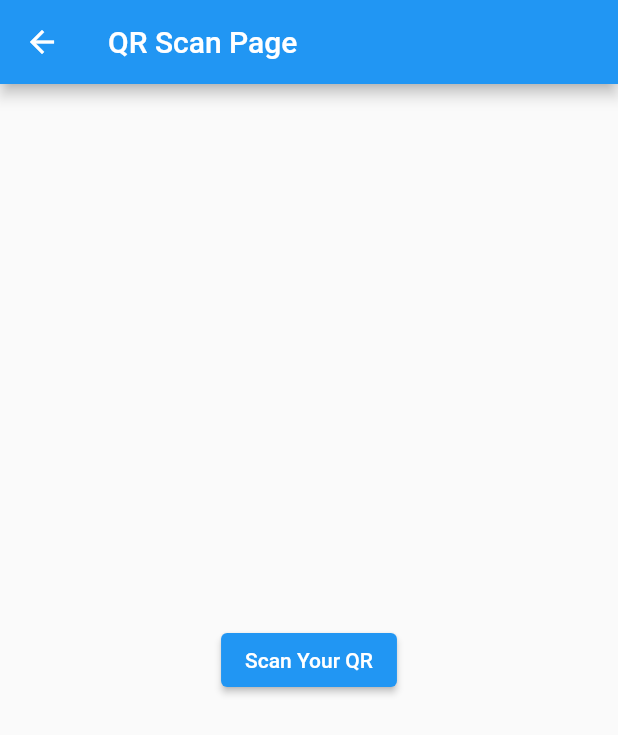
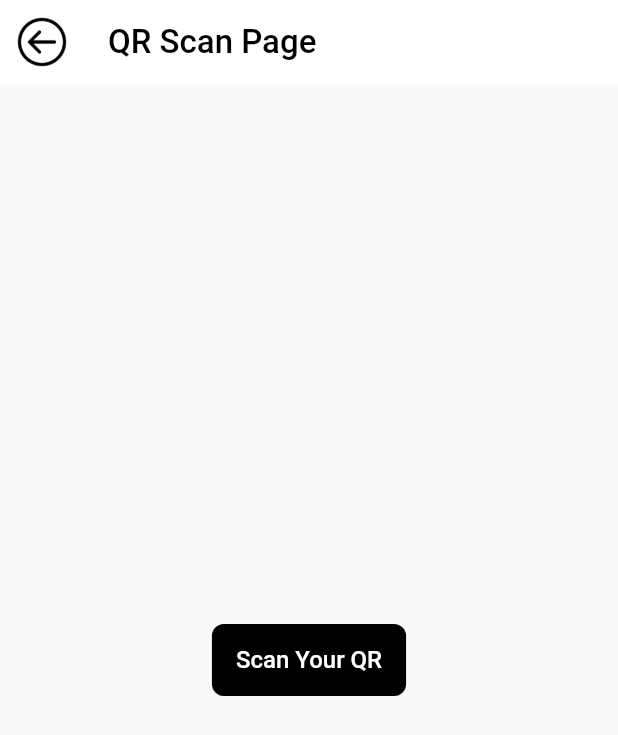
Before and after one commit to funky-dev99/Attendance-System, a Flutter app: the QrPage screen opened directly, on a phone screen of 412 x 824 dp. Shown: the top 735 px of the screen. Run offline on Flutter 3.47's test engine with Material 2 defaults, Android fonts, the phone set to English and light mode, and no system bars; our stand-ins replace shared_preferences; missing offline and left inert: qr_code_scanner; accounts and stored records are empty.

Commit message:
Update qr_code.dart

```diff
--- a/attendance_system/lib/pages/qr_code.dart
+++ b/attendance_system/lib/pages/qr_code.dart
@@ -16,15 +16,45 @@ class QrPage extends StatelessWidget {
   @override
   Widget build(BuildContext context) {
     return Scaffold(
-      appBar: AppBar(title: const Text('QR Scan Page')),
+      appBar: AppBar(
+        backgroundColor: Colors.white,
+        title: const Text(
+          "QR Scan Page",
+          style: TextStyle(color: Colors.black, fontSize: 22),
+        ),
+        leading: IconButton(
+          icon: Image.asset("images/back.png"),
+          onPressed: () {
+            Navigator.push(
+                context, MaterialPageRoute(builder: (context) =>  HomePage()));
+          },
+        ),
+        elevation: 0.0,
+      ),
       body: Center(
+        child: Container(
+          decoration: BoxDecoration(
+            color: Colors.black, // Replace with your desired color
+            borderRadius: BorderRadius.circular(8),
+          ),
           child: ElevatedButton(
             onPressed: () {
               Navigator.of(context).push(MaterialPageRoute(
                 builder: (context) => QRViewExample(),
               ));
             },
-          child: const Text('Scan Your QR'),
+            child: const Text(
+              'Scan Your QR',
+              style: TextStyle(
+                color: Colors.white,
+                fontSize: 16,
+              ),
+            ),
+            style: ElevatedButton.styleFrom(
+              backgroundColor: Colors.transparent,
+              elevation: 0,
+            ),
+          ),
         ),
       ),
     );
@@ -60,11 +90,8 @@ class _QRViewExampleState extends State<QRViewExample> {
       appBar: AppBar(
         backgroundColor: Colors.white,
         title: const Text(
-          'Scan Code',
-          style: TextStyle(
-            color: Colors.black,
-            fontWeight: FontWeight.bold
-          ),
+          "QR Scan Page",
+          style: TextStyle(color: Colors.black, fontSize: 22),
         ),
         leading: IconButton(
           icon: Image.asset("images/back.png"),
@@ -73,6 +100,7 @@ class _QRViewExampleState extends State<QRViewExample> {
                 context, MaterialPageRoute(builder: (context) =>  HomePage()));
           },
         ),
+        elevation: 0.0,
       ),
       body: Column(
         children: <Widget>[
@@ -100,6 +128,10 @@ class _QRViewExampleState extends State<QRViewExample> {
                     children: <Widget>[
                       Container(
                         margin: const EdgeInsets.all(8),
+                        decoration: BoxDecoration(
+                          borderRadius: BorderRadius.circular(8),
+                          color: Colors.black, // Replace with your desired color
+                        ),
                         child: ElevatedButton(
                           onPressed: () async {
                             await controller?.toggleFlash();
@@ -110,8 +142,14 @@ class _QRViewExampleState extends State<QRViewExample> {
                             builder: (context, snapshot) {
                               return Text('Flash: ${snapshot.data}');
                             },
-                            )),
                           ),
+                          style: ElevatedButton.styleFrom(
+                            backgroundColor: Colors.transparent,
+                            elevation: 0,
+                          ),
+                        ),
+                      ),
+
 
                     ],
                   ),
@@ -121,24 +159,45 @@ class _QRViewExampleState extends State<QRViewExample> {
                     children: <Widget>[
                       Container(
                         margin: const EdgeInsets.all(8),
+                        decoration: BoxDecoration(
+                          borderRadius: BorderRadius.circular(8),
+                          color: Colors.black, // Replace with your desired color
+                        ),
                         child: ElevatedButton(
                           onPressed: () async {
                             await controller?.pauseCamera();
                           },
-                          child: const Text('Pause',
-                              style: TextStyle(fontSize: 15)),
+                          child: const Text(
+                            'Pause',
+                            style: TextStyle(fontSize: 15),
+                          ),
+                          style: ElevatedButton.styleFrom(
+                            backgroundColor: Colors.transparent,
+                            elevation: 0,
+                          ),
                         ),
                       ),
                       Container(
                         margin: const EdgeInsets.all(8),
+                        decoration: BoxDecoration(
+                          borderRadius: BorderRadius.circular(8),
+                          color: Colors.black, // Replace with your desired color
+                        ),
                         child: ElevatedButton(
                           onPressed: () async {
                             await controller?.resumeCamera();
                           },
-                          child: const Text('Resume',
-                              style: TextStyle(fontSize: 15)),
+                          child: const Text(
+                            'Resume',
+                            style: TextStyle(fontSize: 15),
                           ),
-                      )
+                          style: ElevatedButton.styleFrom(
+                            primary: Colors.transparent,
+                            elevation: 0,
+                          ),
+                        ),
+                      ),
+
                     ],
                   ),
                 ],
```
Lines whose indentation alone changed are shown as unchanged.
